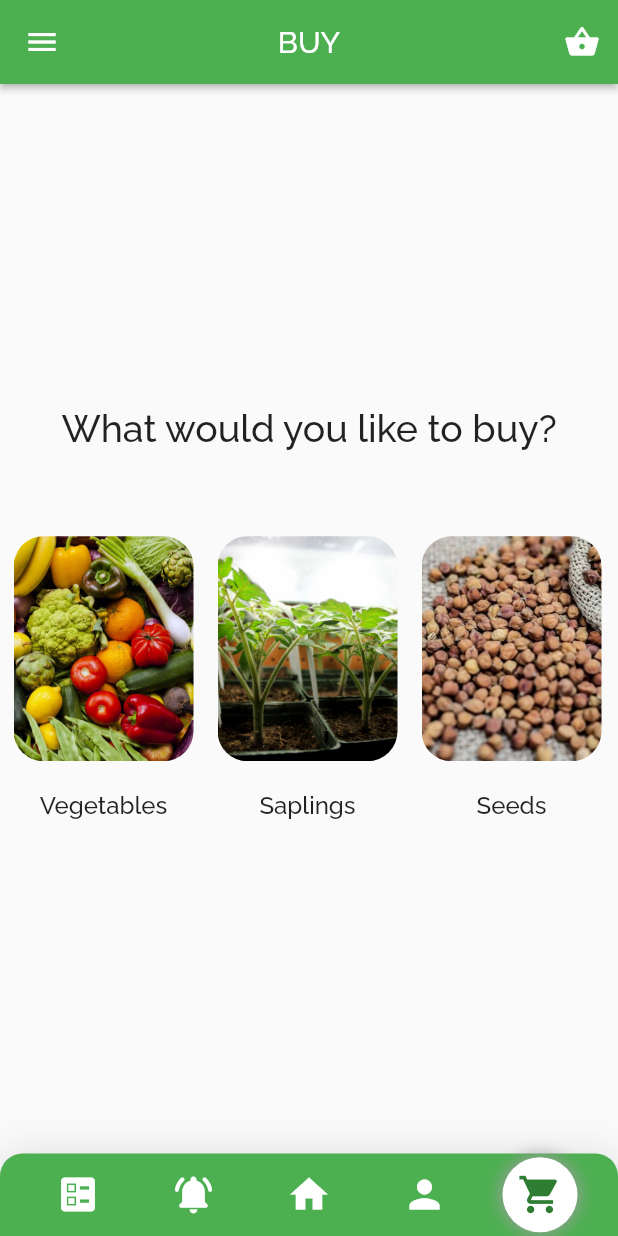
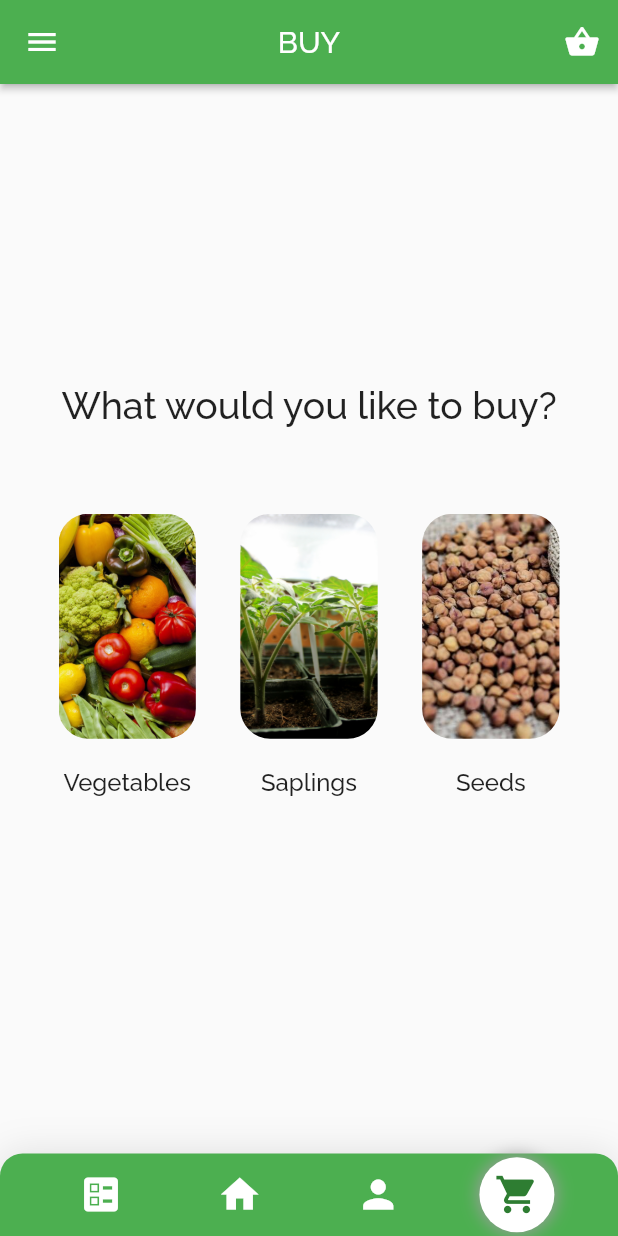
Before and after one commit to aksharabruno/Urban-Roof, a Flutter app: the MainCategory screen opened by its route, on a phone screen of 412 x 824 dp. Run offline on Flutter 3.47's test engine with Material 2 defaults, Android fonts, the phone set to English and light mode, and no system bars; accounts and stored records are empty; statements that could not run were skipped.

Commit message:
Update main_category.dart

```diff
--- a/lib/app/pages/buy/main_category.dart
+++ b/lib/app/pages/buy/main_category.dart
@@ -1,6 +1,7 @@
 import 'package:flutter/cupertino.dart';
 import 'package:flutter/material.dart';
 import 'package:urban_roof/app/common/common_widgets.dart';
+import 'package:urban_roof/app/pages/buy/seeds_catalog.dart';
 
 class MainCategory extends StatelessWidget {
 
@@ -26,7 +27,7 @@ class MainCategory extends StatelessWidget {
                             mainAxisAlignment: MainAxisAlignment.spaceEvenly,
                             children: [
                               buildContainerBottomNav(Icons.ballot, 'allitems', context),
-                              buildContainerBottomNav(Icons.notifications_on_rounded, 'notification', context),
+                             // buildContainerBottomNav(Icons.notifications_on_rounded, 'notification', context),
                               buildContainerBottomNav(Icons.home, 'home', context),
                               buildContainerBottomNav(Icons.person, 'profile', context),
                               buildContainerBottomNav(Icons.shopping_cart, 'maincategory', context, isSelected: true),
@@ -51,6 +52,7 @@ class MainCategory extends StatelessWidget {
 
                 ),
                 body: Container(
+                  alignment: Alignment.center,
                   padding: const EdgeInsets.all(1.0),
                   child: Center(
                     child: Column(
@@ -64,14 +66,18 @@ class MainCategory extends StatelessWidget {
                             textAlign: TextAlign.center,
                           ),
                         ),
-                        SizedBox(height: 50.0),
-                        Row(
+                        SizedBox(height: 20.0,),
+                        Container(
+
+                          padding: EdgeInsets.all(30.0),
+                          child: Row(
+                          mainAxisAlignment: MainAxisAlignment.spaceBetween,
                           children: [
                             buildRowWithColumn('vegetables','Vegetables',context),
                             buildRowWithColumn('saplings','Saplings',context),
                             buildRowWithColumn('seeds','Seeds',context),
                           ],
-                        )
+                        ))
                       ],
                     ),
                   ),
@@ -100,7 +106,7 @@ GestureDetector buildRowWithColumn(String image, String title, BuildContext cont
           children: [
             Container(
               height: 150,
-              width: 120,
+              width: MediaQuery.of(context).size.width/4.5,
               child: ClipRRect(
                 borderRadius: BorderRadius.circular(20),
                 child: (Image.asset(
```
